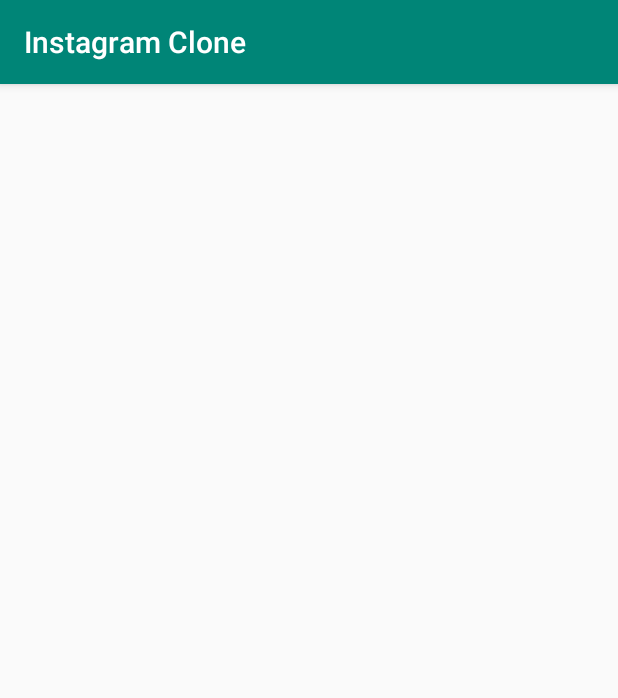
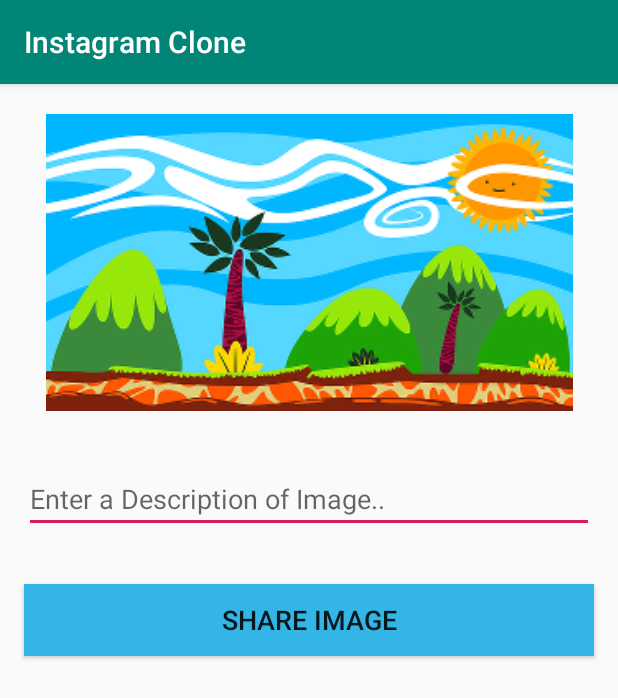
Before and after one commit to Yashsva/Instagram-Clone, an Android app: the fragment SharePictureTab shown on its own in the app's theme, on a phone screen of 412 x 824 dp. Shown: the top 698 px of the screen. Run offline under Robolectric (Android 15) with nearby library versions, the phone set to English and light mode, and no system bars; libraries missing offline, so code that uses them is left out: com.parse.

Commit message:
Share Pictures Tab Fragment Implemented.

```diff
--- a/app/src/main/res/layout/fragment_share_picture_tab.xml
+++ b/app/src/main/res/layout/fragment_share_picture_tab.xml
@@ -1,10 +1,49 @@
 <?xml version="1.0" encoding="utf-8"?>
 <androidx.constraintlayout.widget.ConstraintLayout xmlns:android="http://schemas.android.com/apk/res/android"
+    xmlns:app="http://schemas.android.com/apk/res-auto"
     xmlns:tools="http://schemas.android.com/tools"
     android:layout_width="match_parent"
     android:layout_height="match_parent"
     tools:context=".SharePictureTab">
 
 
+    <ImageView
+        android:id="@+id/imgShare"
+        android:layout_width="351dp"
+        android:layout_height="206dp"
+        android:layout_marginStart="30dp"
+        android:layout_marginTop="16dp"
+        android:layout_marginEnd="30dp"
+        android:src="@drawable/placeholder"
+        app:layout_constraintEnd_toEndOf="parent"
+        app:layout_constraintStart_toStartOf="parent"
+        app:layout_constraintTop_toTopOf="parent" />
 
+    <EditText
+        android:id="@+id/edtImgDescription"
+        android:layout_width="0dp"
+        android:layout_height="wrap_content"
+        android:layout_marginStart="16dp"
+        android:layout_marginTop="32dp"
+        android:layout_marginEnd="16dp"
+        android:ems="10"
+        android:hint="Enter a Description of Image.."
+        android:inputType="textPersonName"
+        app:layout_constraintEnd_toEndOf="parent"
+        app:layout_constraintStart_toStartOf="parent"
+        app:layout_constraintTop_toBottomOf="@+id/imgShare" />
+
+    <Button
+        android:id="@+id/btnShareImg"
+        android:layout_width="0dp"
+        android:layout_height="wrap_content"
+        android:layout_marginStart="16dp"
+        android:layout_marginTop="34dp"
+        android:layout_marginEnd="16dp"
+        android:background="@android:color/holo_blue_light"
+        android:text="Share Image"
+        android:textSize="18sp"
+        app:layout_constraintEnd_toEndOf="parent"
+        app:layout_constraintStart_toStartOf="parent"
+        app:layout_constraintTop_toBottomOf="@+id/edtImgDescription" />
 </androidx.constraintlayout.widget.ConstraintLayout>
```
Also changed, not shown: app/src/main/java/com/example/instagramclone/SharePictureTab.java (+178 -5 lines).
